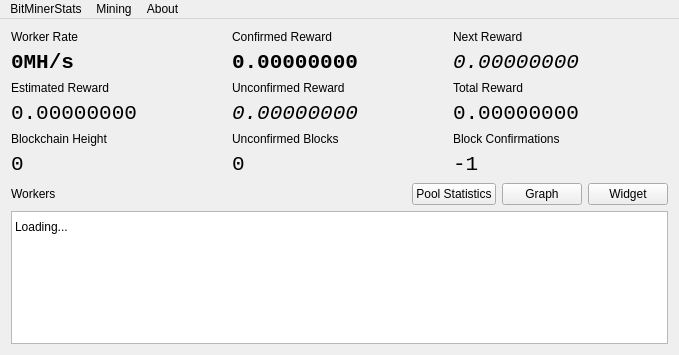
Above: mainwindow.ui from NexusTools/CoinMiningStats before the change. Below: the same form after it.
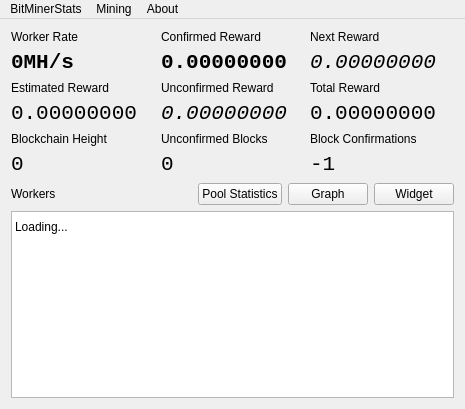
That is the form after the change. Custom widgets are drawn as their Qt base class.

The edit to the form file:
```diff
--- a/mainwindow.ui
+++ b/mainwindow.ui
@@ -6,8 +6,8 @@
    <rect>
     <x>0</x>
     <y>0</y>
-    <width>679</width>
-    <height>355</height>
+    <width>465</width>
+    <height>409</height>
    </rect>
   </property>
   <widget class="QWidget" name="centralWidget">
@@ -386,7 +386,7 @@
     <rect>
      <x>0</x>
      <y>0</y>
-     <width>679</width>
+     <width>465</width>
      <height>20</height>
     </rect>
    </property>
```
